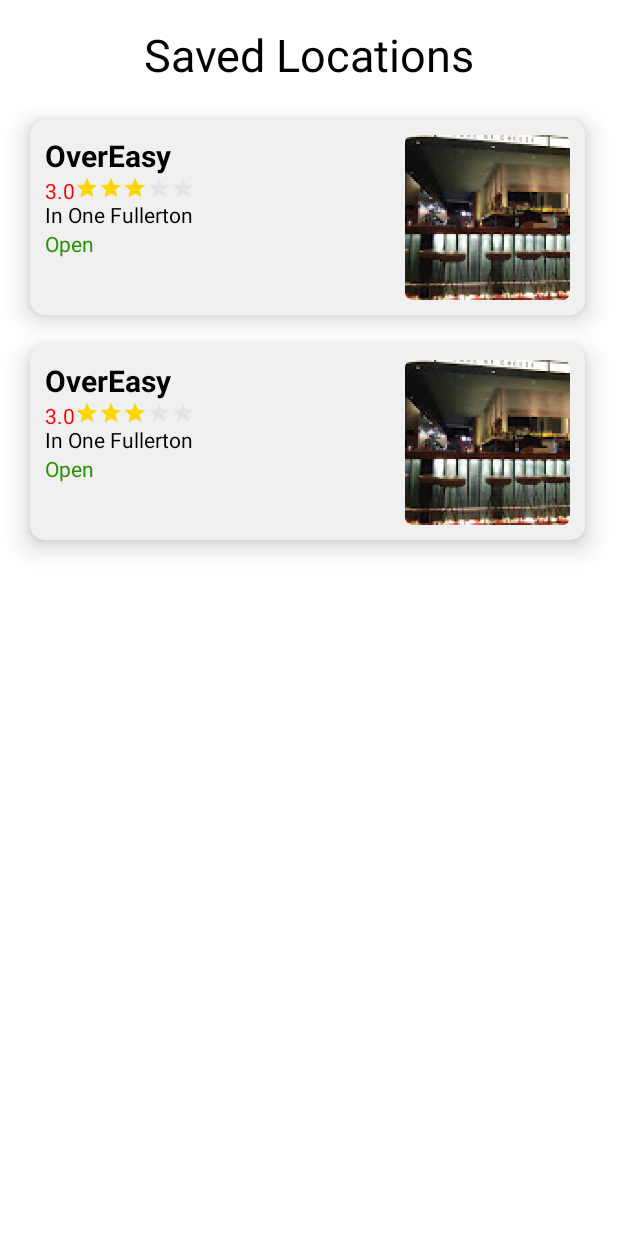
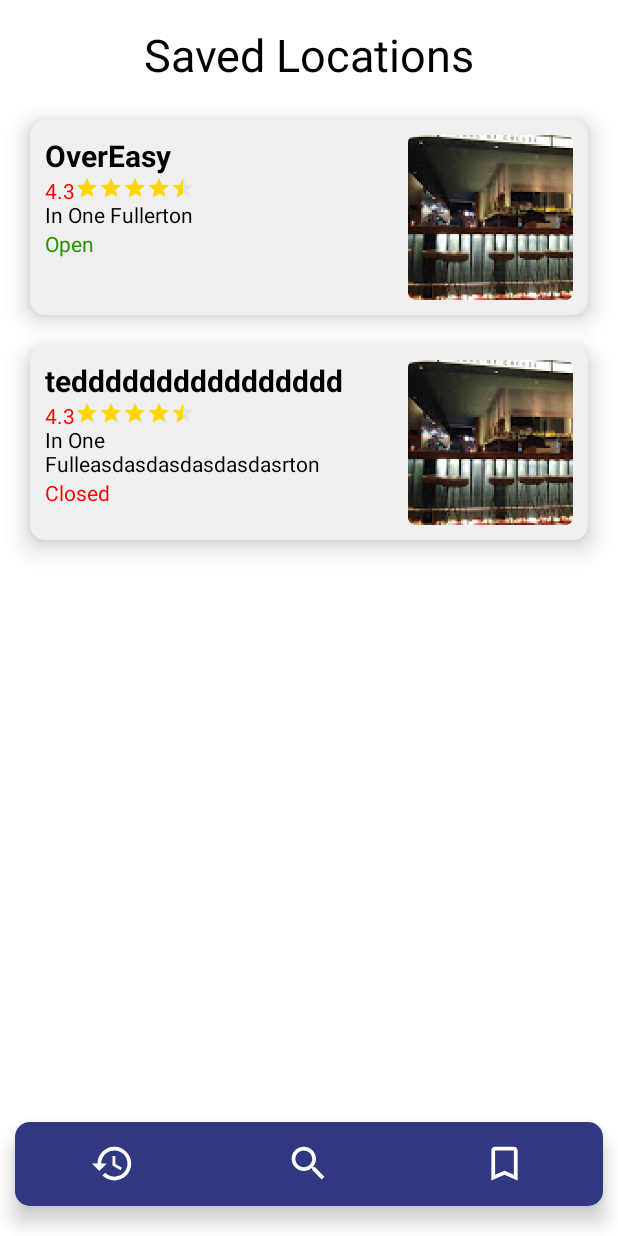
Before and after one commit to AlexSiek/ANDE2020, an Android app: the SavedLocationsActivity screen opened directly, with no data from a screen before it, on a phone screen of 412 x 824 dp. Run offline under Robolectric (Android 15) with nearby library versions, the phone set to English and light mode, and no system bars.

Commit message:
Fixed scaling issues for recycleritem and added navbar to saved locations

```diff
--- a/app/src/main/java/com/example/ande/RecoPageActivity.java
+++ b/app/src/main/java/com/example/ande/RecoPageActivity.java
@@ -28,6 +28,7 @@
 import org.json.JSONObject;
 
 import java.util.ArrayList;
+
 
 
 
@@ -99,7 +100,7 @@
 
 
     private void jsonParseReco(){
-        String URL = "https://maps.googleapis.com/maps/api/place/nearbysearch/json?location="+latitude+","+longitude+"&radius=1500&type=restaurant&key=AIzaSyADxiKqfRs0ttZ71BUc5HJ_3dZBTw2B570";
+        String URL = "https://maps.googleapis.com/maps/api/place/nearbysearch/json?location=1.352480,103.944611&radius=1500&type=restaurant&key=AIzaSyADxiKqfRs0ttZ71BUc5HJ_3dZBTw2B570";
         JsonObjectRequest objectRequest=new JsonObjectRequest(
                 Request.Method.GET,
                 URL,
@@ -124,7 +125,7 @@
                                     rating = results.getDouble("rating");;
                                 }
 
-                                locationItem.add(new SubRecycleritem(R.drawable.overeasy,name, rating, vicinity, open_now));
+                                locationItem.add(new SubRecycleritem(R.drawable.test_overeasy,name, rating, vicinity, open_now));
                             }
                             //Reference of RecyclerView
                             subRecyclerView = findViewById(R.id.recoLocationItems);
--- a/app/src/main/java/com/example/ande/SavedLocationsActivity.java
+++ b/app/src/main/java/com/example/ande/SavedLocationsActivity.java
@@ -1,12 +1,16 @@
 package com.example.ande;
 
+import android.content.Intent;
 import android.os.Bundle;
+import android.view.MenuItem;
 import android.widget.Toast;
 
+import androidx.annotation.NonNull;
 import androidx.appcompat.app.AppCompatActivity;
-import androidx.recyclerview.widget.GridLayoutManager;
 import androidx.recyclerview.widget.LinearLayoutManager;
 import androidx.recyclerview.widget.RecyclerView;
+
+import com.google.android.material.bottomnavigation.BottomNavigationView;
 
 import java.util.ArrayList;
 
@@ -22,6 +26,25 @@
         //RecyclerView
         bindItemData();
         setUIRef();
+
+        BottomNavigationView bottomNavigationView = (BottomNavigationView) findViewById(R.id.bottom_navigation);
+
+        bottomNavigationView.setOnNavigationItemSelectedListener(new BottomNavigationView.OnNavigationItemSelectedListener() {
+            @Override
+            public boolean onNavigationItemSelected(@NonNull MenuItem item) {
+                switch (item.getItemId()) {
+                    case R.id.home:
+                        break;
+                    case R.id.history:
+                        break;
+                    case R.id.saved:
+                        Intent i = new Intent(SavedLocationsActivity.this, SavedLocationsActivity.class);
+                        startActivity(i);
+                        break;
+                }
+                return true;
+            }
+        });
     }
 
     private void setUIRef()
@@ -46,11 +69,13 @@
 
         //Set adapter to RecyclerView
         subRecyclerView.setAdapter(myRecyclerViewAdapter);
+        //subRecyclerView.setNestedScrollingEnabled(false);
     }
 
     private void bindItemData()
     {
-        locationItem.add(new SubRecycleritem(R.drawable.overeasy,"OverEasy", 3, "In One Fullerton", true));
-        locationItem.add(new SubRecycleritem(R.drawable.overeasy,"OverEasy", 3, "In One Fullerton", true));
+        locationItem.add(new SubRecycleritem(R.drawable.test_overeasy,"OverEasy", 4.3, "In One Fullerton", true));
+        locationItem.add(new SubRecycleritem(R.drawable.test_overeasy,"teddddddddddddddddddddddddddddst", 4.3, "In One Fulleasdasdasdasdasdasrton", false));
+
     }
 }
--- a/app/src/main/java/com/example/ande/SubRecycleritemArrayAdapter.java
+++ b/app/src/main/java/com/example/ande/SubRecycleritemArrayAdapter.java
@@ -1,5 +1,6 @@
 package com.example.ande;
 
+import android.graphics.Color;
 import android.view.LayoutInflater;
 import android.view.View;
 import android.view.ViewGroup;
@@ -9,8 +10,6 @@
 
 import androidx.annotation.NonNull;
 import androidx.recyclerview.widget.RecyclerView;
-
-import org.w3c.dom.Text;
 
 import java.util.ArrayList;
 
@@ -61,6 +60,7 @@
             holder.openStatus.setText("Open");
         } else {
             holder.openStatus.setText("Closed");
+            holder.openStatus.setTextColor(Color.parseColor("#FF0000"));
         }
     }
 
--- a/app/src/main/res/layout/savedlocations_activity.xml
+++ b/app/src/main/res/layout/savedlocations_activity.xml
@@ -19,13 +19,30 @@
     <androidx.recyclerview.widget.RecyclerView
         android:id="@+id/locationItems"
         android:layout_width="match_parent"
-        android:layout_height="0dp"
+        android:layout_height="match_parent"
         android:layout_marginTop="60dp"
         app:layout_constraintBottom_toBottomOf="parent"
         app:layout_constraintEnd_toEndOf="parent"
         app:layout_constraintHorizontal_bias="0.498"
         app:layout_constraintStart_toStartOf="parent"
         app:layout_constraintTop_toTopOf="parent"
-        app:layout_constraintVertical_bias="0.060000002" />
+        app:layout_constraintVertical_bias="0.060000002"/>
+
+    <com.google.android.material.bottomnavigation.BottomNavigationView
+        android:id="@+id/bottom_navigation"
+        android:layout_width="match_parent"
+        android:layout_height="wrap_content"
+        android:layout_alignParentBottom="true"
+        android:layout_marginLeft="10dp"
+        android:layout_marginRight="10dp"
+        android:layout_marginBottom="20dp"
+        android:background="@drawable/bottom_navigation_background"
+        android:elevation="8dp"
+        app:itemIconSize="@dimen/icon_height"
+        app:itemIconTint="@android:color/white"
+        app:itemTextColor="@android:color/white"
+        app:labelVisibilityMode="unlabeled"
+        app:layout_constraintBottom_toBottomOf="parent"
+        app:menu="@menu/bottom_navigation_menu" />
 
 </androidx.constraintlayout.widget.ConstraintLayout>
--- a/app/src/main/res/layout/sub_recycleritem.xml
+++ b/app/src/main/res/layout/sub_recycleritem.xml
@@ -2,18 +2,20 @@
 <RelativeLayout xmlns:android="http://schemas.android.com/apk/res/android"
     xmlns:app="http://schemas.android.com/apk/res-auto"
     xmlns:tools="http://schemas.android.com/tools"
-    android:layout_width="370dp"
+    android:layout_width="match_parent"
     android:layout_height="wrap_content"
-    android:layout_gravity="center_horizontal"
+    android:orientation="vertical"
     android:background="@drawable/subrecycleritem_background"
-    android:orientation="vertical"
     android:elevation="10dp"
+    android:layout_centerHorizontal="true"
     android:layout_marginTop="20dp"
-    android:layout_marginLeft="20dp"
+    android:layout_marginHorizontal="20dp"
     android:padding="10dp">
 
     <TextView
         android:id="@+id/locationName"
+        android:width="200dp"
+        android:maxLines="1"
         android:layout_width="wrap_content"
         android:layout_height="wrap_content"
         android:text="TextView"
@@ -45,9 +47,11 @@
 
     <TextView
         android:id="@+id/vicinity"
+        android:width="200dp"
         android:layout_width="wrap_content"
         android:layout_height="wrap_content"
         android:layout_weight="1"
+        android:maxLines="2"
         android:text="TextView"
         android:layout_below="@id/rating"/>
 
@@ -65,5 +69,4 @@
         android:layout_height="110dp"
         android:layout_alignParentRight="true" />
 
-
 </RelativeLayout>
```
Also changed, not shown: app/src/main/res/drawable/test_boardway.png (added), app/src/main/res/drawable/test_fatboy.png (added), app/src/main/res/drawable/test_overeasy.png (renamed from app/src/main/res/drawable/overeasy.png), app/src/main/res/drawable/test_sultanres.png (added).
